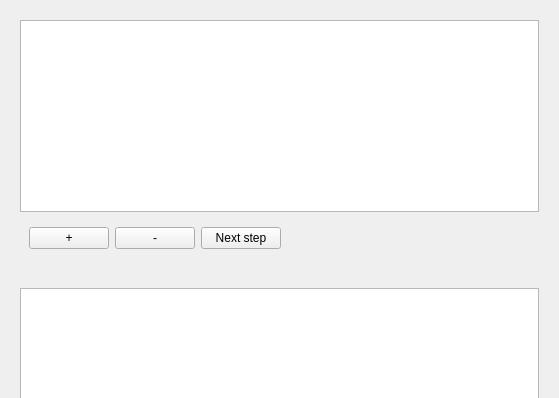
Old version of the form OpenIGTLinkIF/Widgets/Resources/UI/qSlicerOpenIGTLinkIFModule.ui in the repository ckho65536/CUHKSlicerOpenIGTLink; both pictures show x 0 to 559 and y 0 to 398 of the 559 by 811 pixel window.
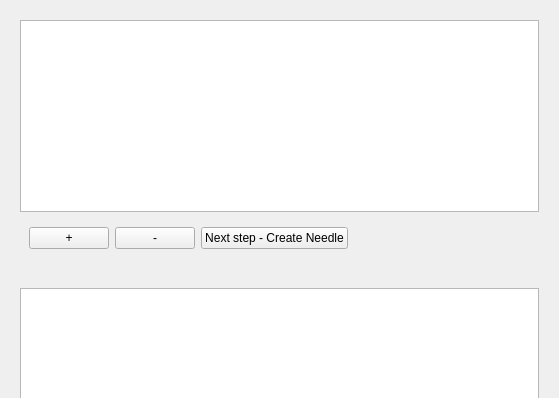
New version of the form. Custom widgets are drawn as their Qt base class.

Commit message: Update Switch module flow

```diff
--- a/OpenIGTLinkIF/Widgets/Resources/UI/qSlicerOpenIGTLinkIFModule.ui
+++ b/OpenIGTLinkIF/Widgets/Resources/UI/qSlicerOpenIGTLinkIFModule.ui
@@ -69,7 +69,7 @@
          <item>
           <widget class="QPushButton" name="NextModuleButton">
            <property name="text">
-            <string>Next step</string>
+            <string>Next step - Create Needle</string>
            </property>
           </widget>
          </item>
```
